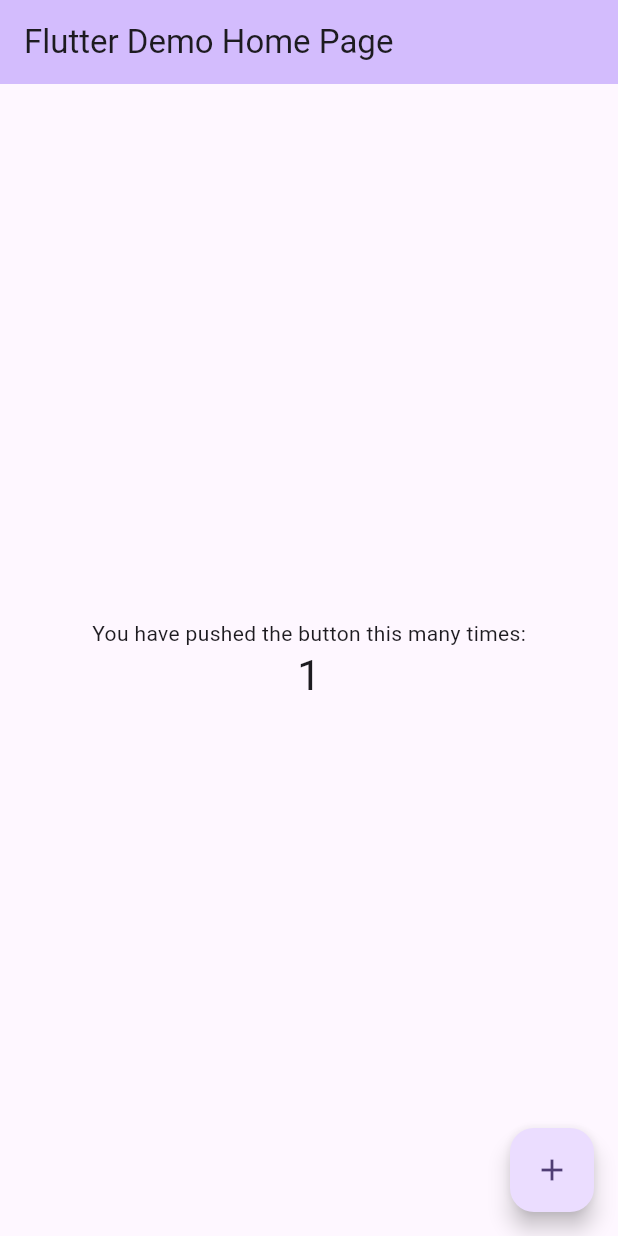
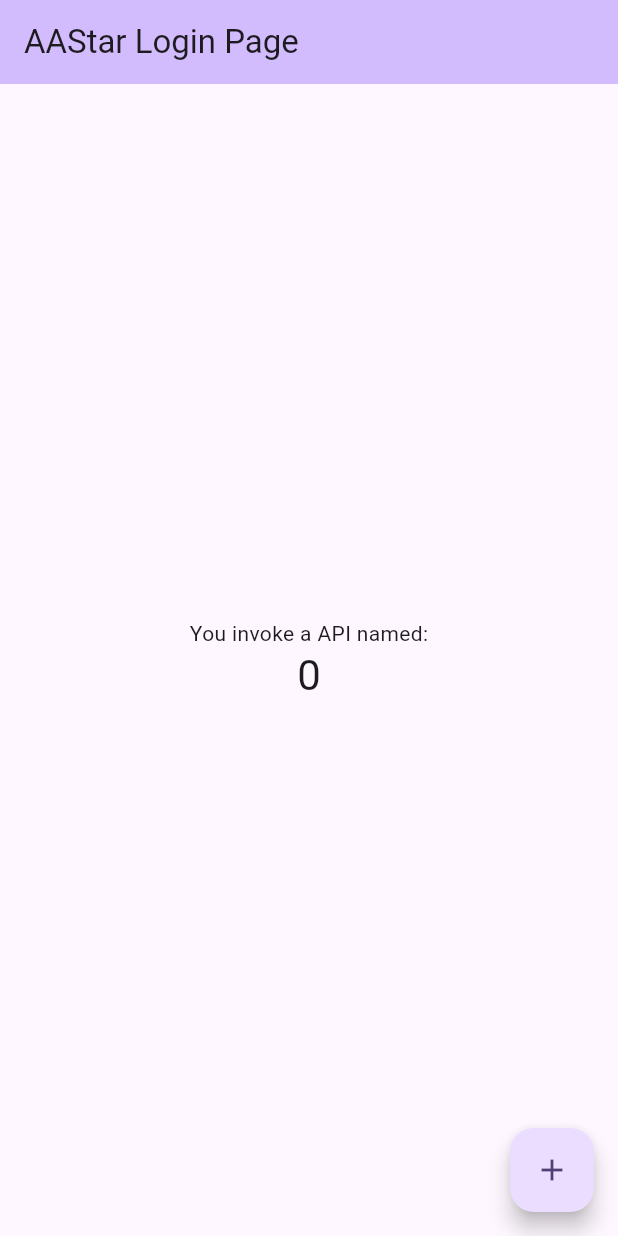
Before and after one commit to jhfnetboy/my_flutter2, a Flutter app: the screen it shows after launch, after a tap on the "add" icon, on a phone screen of 412 x 824 dp. Run offline on Flutter 3.47's test engine with Material 3 defaults, Android fonts, the phone set to English and light mode, and no system bars; missing offline and left inert: flutter_webview_plugin.

Commit message:
add a login window and basic code

```diff
--- a/lib/main.dart
+++ b/lib/main.dart
@@ -11,7 +11,7 @@
   @override
   Widget build(BuildContext context) {
     return MaterialApp(
-      title: 'Flutter Demo',
+      title: 'AAStar Demo',
       theme: ThemeData(
         // This is the theme of your application.
         //
@@ -31,7 +31,55 @@
         colorScheme: ColorScheme.fromSeed(seedColor: Colors.deepPurple),
         useMaterial3: true,
       ),
-      home: const MyHomePage(title: 'Flutter Demo Home Page'),
+      // home: const MyHomePage(title: 'Flutter Demo Home Page'),
+      home: const MyLoginPage(title: 'AAStar Login Page'),
+    );
+  }
+}
+
+class MyLoginPage extends StatefulWidget {
+  const MyLoginPage({super.key, required this.title});
+  final String title;
+
+  @override
+  State<MyLoginPage> createState() => _MyLoginPageState();
+}
+
+class _MyLoginPageState extends State<MyLoginPage> {
+  int _counter = 0;
+
+  void _getResponse() {
+    setState(() {
+      debugPrint("I am here!, get some response:");
+    });
+  }
+
+  @override
+  Widget build(BuildContext context) {
+    return Scaffold(
+      appBar: AppBar(
+        backgroundColor: Theme.of(context).colorScheme.inversePrimary,
+        title: Text(widget.title),
+      ),
+      body: Center(
+        child: Column(
+          mainAxisAlignment: MainAxisAlignment.center,
+          children: <Widget>[
+            const Text(
+              'You invoke a API named:',
+            ),
+            Text(
+              '$_counter',
+              style: Theme.of(context).textTheme.headlineMedium,
+            ),
+          ],
+        ),
+      ),
+      floatingActionButton: FloatingActionButton(
+        onPressed: _getResponse,
+        tooltip: 'Increment',
+        child: const Icon(Icons.add),
+      ), // This trailing comma makes auto-formatting nicer for build methods.
     );
   }
 }
```
